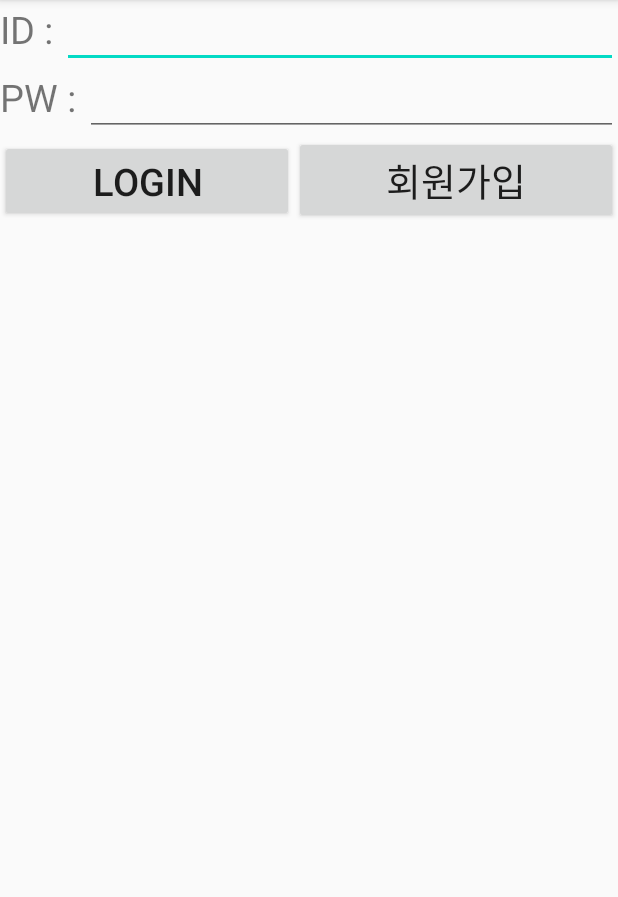
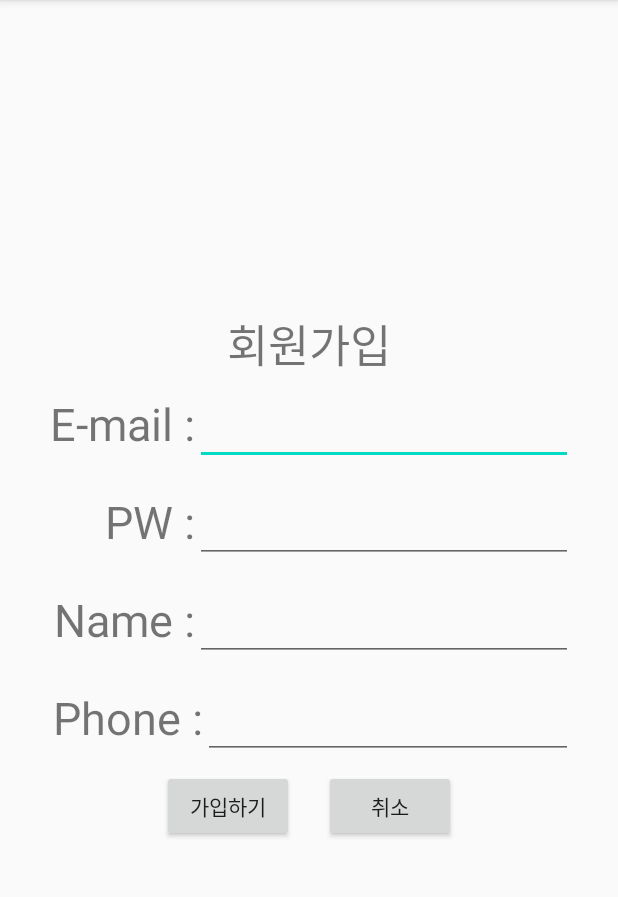
Before and after one commit to Jelcream/MakeStudyGroup, an Android app: the screen it shows after launch (MainActivity before the commit, RegisterActivity after it), after a tap on "회원가입", on a phone screen of 412 x 824 dp, the part 84-981 px from its top. Run offline under Robolectric (Android 15) with nearby library versions, the phone set to English and light mode, and no system bars; our stand-ins replace Firebase (no records; nobody signed in at launch, a user with empty details on screens opened directly).

Commit message:
login & register

```diff
--- a/app/src/main/AndroidManifest.xml
+++ b/app/src/main/AndroidManifest.xml
@@ -22,7 +22,7 @@
         </activity>
         <activity android:name=".MainService"/>
         <activity android:name=".BoardActivity"/>
-        <activity android:name=".WriteActivity"/>
+        <activity android:name=".RegisterActivity"/>
     </application>
 
 </manifest>
--- a/app/src/main/java/kr/ac/sunmoon/makestudygroup/BoardActivity.java
+++ b/app/src/main/java/kr/ac/sunmoon/makestudygroup/BoardActivity.java
@@ -27,7 +27,6 @@ public class BoardActivity extends AppCompatActivity {
     private ArrayList<Board> arrayList;
     private FirebaseDatabase database;
     private DatabaseReference databaseReference;
-    MyAdapter myAdapter;
     FloatingActionButton btnAdd, btnFind;
     //DatabaseReference databaseReference;
 
@@ -101,10 +100,10 @@ public class BoardActivity extends AppCompatActivity {
         btnAdd.setOnClickListener(new View.OnClickListener() {
             @Override
             public void onClick(View view) {
-                Intent intent = new Intent(getApplicationContext(), WriteActivity.class);
+                /*Intent intent = new Intent(getApplicationContext(), WriteActivity.class);
                 intent.putExtra("email", email);
                 intent.putExtra("pass", pass);
-                startActivity(intent);
+                startActivity(intent);*/
             }
         });
 
--- a/app/src/main/java/kr/ac/sunmoon/makestudygroup/MainActivity.java
+++ b/app/src/main/java/kr/ac/sunmoon/makestudygroup/MainActivity.java
@@ -63,7 +63,7 @@ public class MainActivity extends AppCompatActivity {
     }
 
     private void register() {
-
+        startActivity(new Intent(getApplicationContext(), RegisterActivity.class));
     }
 
     public void runLogin(){
--- /dev/null
+++ b/app/src/main/java/kr/ac/sunmoon/makestudygroup/RegisterActivity.java
@@ -0,0 +1,102 @@
+package kr.ac.sunmoon.makestudygroup;
+
+import android.content.Intent;
+import android.os.Bundle;
+import android.view.View;
+import android.widget.Button;
+import android.widget.EditText;
+import android.widget.Toast;
+
+import androidx.annotation.NonNull;
+import androidx.annotation.Nullable;
+import androidx.appcompat.app.AppCompatActivity;
+
+import com.google.android.gms.tasks.OnCompleteListener;
+import com.google.android.gms.tasks.Task;
+import com.google.firebase.auth.AuthResult;
+import com.google.firebase.auth.FirebaseAuth;
+import com.google.firebase.auth.FirebaseUser;
+import com.google.firebase.database.DatabaseReference;
+import com.google.firebase.database.FirebaseDatabase;
+
+import java.util.HashMap;
+
+public class RegisterActivity extends AppCompatActivity {
+    EditText editPasswd, editName, editPhone, editEmail;
+    Button btnRegister, btnCancel;
+    private FirebaseAuth firebaseAuth;
+
+    @Override
+    protected void onCreate(@Nullable Bundle savedInstanceState) {
+        super.onCreate(savedInstanceState);
+        setContentView(R.layout.activity_register);
+
+        firebaseAuth = FirebaseAuth.getInstance();
+
+        editPasswd = (EditText) findViewById(R.id.editPasswd);
+        editName = (EditText) findViewById(R.id.editName);
+        editPhone = (EditText) findViewById(R.id.editPhone);
+        editEmail = (EditText) findViewById(R.id.editEmail);
+
+        btnRegister = (Button) findViewById(R.id.btnRegister);
+        btnRegister.setOnClickListener(new View.OnClickListener() {
+            @Override
+            public void onClick(View view) {
+                register();
+            }
+        });
+
+        btnCancel = (Button) findViewById(R.id.btnCancel);
+        btnCancel.setOnClickListener(new View.OnClickListener() {
+            @Override
+            public void onClick(View view) {
+                finish();
+            }
+        });
+
+    }
+
+    public  void register(){
+        String passwd = editPasswd.getText().toString();
+        String email = editEmail.getText().toString();
+
+        if(passwd.equals("") || email.equals("")){
+            Toast.makeText(this, "모두 채워 주세요", Toast.LENGTH_SHORT).show();
+        }else{
+            final HashMap<Object, String> hashMap = new HashMap<>();
+            hashMap.put("passwd", passwd);
+            hashMap.put("email", email);
+
+            firebaseAuth = FirebaseAuth.getInstance();
+            firebaseAuth.createUserWithEmailAndPassword(email, passwd)
+                    .addOnCompleteListener(RegisterActivity.this, new OnCompleteListener<AuthResult>() {
+                @Override
+                public void onComplete(@NonNull Task<AuthResult> task) {
+                    if(task.isSuccessful()){
+                        FirebaseUser user = firebaseAuth.getCurrentUser();
+
+                        String emails = user.getEmail();
+                        String uid = user.getUid();
+                        String name = editName.getText().toString();
+                        String phone = editPhone.getText().toString();
+                        HashMap<Object,String> hashMap = new HashMap<>();
+
+                        hashMap.put("uid",uid);
+                        hashMap.put("email",emails);
+                        hashMap.put("name",name);
+                        hashMap.put("phone",phone);
+
+                        FirebaseDatabase database = FirebaseDatabase.getInstance();
+                        DatabaseReference reference = database.getReference("Users");
+                        reference.child(uid).setValue(hashMap);
+
+                        Toast.makeText(getApplicationContext(), "회원가입에 성공하셨습니다.", Toast.LENGTH_SHORT).show();
+                        finish();
+                    }else{
+                        Toast.makeText(getApplicationContext(), "회원가입에 실패하셨습니다.", Toast.LENGTH_SHORT).show();
+                    }
+                }
+            });
+        }
+    }
+}
--- a/app/src/main/res/layout/activity_main.xml
+++ b/app/src/main/res/layout/activity_main.xml
@@ -5,7 +5,13 @@
     android:layout_width="match_parent"
     android:layout_height="match_parent"
     tools:context=".MainActivity"
+    android:padding="50dp"
     android:orientation="vertical">
+
+    <ImageView
+        android:layout_width="wrap_content"
+        android:layout_height="300dp"
+        android:src="@drawable/logo"/>
 
     <LinearLayout
         android:layout_width="match_parent"
@@ -13,9 +19,9 @@
         android:orientation="horizontal">
 
         <TextView
-            android:layout_width="wrap_content"
+            android:layout_width="100dp"
             android:layout_height="wrap_content"
-            android:text="ID : "
+            android:text="@string/loginEmail"
             android:textSize="25dp"/>
         <EditText
             android:id="@+id/inputBox_id"
@@ -30,9 +36,10 @@
         android:orientation="horizontal">
 
         <TextView
-            android:layout_width="wrap_content"
+            android:layout_width="100dp"
             android:layout_height="wrap_content"
-            android:text="PW : "
+            android:text="@string/loginPassword"
+            android:gravity="center_horizontal"
             android:textSize="25dp"/>
         <EditText
             android:id="@+id/inputBox_pw"
@@ -45,22 +52,23 @@
     <LinearLayout
         android:layout_width="match_parent"
         android:layout_height="wrap_content"
-        android:orientation="horizontal">
+        android:orientation="horizontal"
+        android:layout_marginTop="30dp">
 
         <Button
             android:id="@+id/btnLogin"
             android:layout_width="wrap_content"
             android:layout_height="wrap_content"
             android:layout_weight="1"
-            android:textSize="25dp"
-            android:text="Login"/>
+            android:textSize="20dp"
+            android:text="@string/loginButton"/>
         <Button
             android:id="@+id/btnRegister"
             android:layout_width="wrap_content"
             android:layout_height="wrap_content"
             android:layout_weight="1"
-            android:textSize="25dp"
-            android:text="회원가입"/>
+            android:textSize="20dp"
+            android:text="@string/loginButton_register"/>
 
     </LinearLayout>
 </LinearLayout>
--- /dev/null
+++ b/app/src/main/res/layout/activity_register.xml
@@ -0,0 +1,108 @@
+<?xml version="1.0" encoding="utf-8"?>
+<LinearLayout
+    xmlns:android="http://schemas.android.com/apk/res/android"
+    android:layout_width="match_parent"
+    android:layout_height="match_parent"
+    android:padding="20dp"
+    android:gravity="center|center_vertical"
+    android:orientation="vertical">
+
+    <TextView
+        android:layout_width="match_parent"
+        android:layout_height="wrap_content"
+        android:gravity="center"
+        android:textSize="30dp"
+        android:text="@string/register_title"/>
+    <LinearLayout
+        android:layout_width="match_parent"
+        android:layout_height="wrap_content"
+        android:layout_margin="10dp"
+        android:orientation="horizontal">
+
+        <TextView
+            android:layout_width="100dp"
+            android:layout_height="wrap_content"
+            android:gravity="right"
+            android:text="@string/register_eamil"
+            android:textSize="30sp"/>
+        <EditText
+            android:id="@+id/editEmail"
+            android:layout_width="match_parent"
+            android:layout_height="wrap_content"/>
+
+    </LinearLayout>
+    <LinearLayout
+        android:layout_width="match_parent"
+        android:layout_height="wrap_content"
+        android:layout_margin="10dp"
+        android:orientation="horizontal">
+
+        <TextView
+            android:layout_width="100dp"
+            android:layout_height="wrap_content"
+            android:gravity="right"
+            android:text="@string/register_passwd"
+            android:textSize="30sp"/>
+        <EditText
+            android:id="@+id/editPasswd"
+            android:layout_width="match_parent"
+            android:layout_height="wrap_content"/>
+
+    </LinearLayout>
+    <LinearLayout
+        android:layout_width="match_parent"
+        android:layout_height="wrap_content"
+        android:layout_margin="10dp"
+        android:orientation="horizontal">
+
+        <TextView
+            android:layout_width="100dp"
+            android:layout_height="wrap_content"
+            android:gravity="right"
+            android:text="@string/register_name"
+            android:textSize="30sp"/>
+        <EditText
+            android:id="@+id/editName"
+            android:layout_width="match_parent"
+            android:layout_height="wrap_content"/>
+
+    </LinearLayout>
+    <LinearLayout
+        android:layout_width="match_parent"
+        android:layout_height="wrap_content"
+        android:layout_margin="10dp"
+        android:orientation="horizontal">
+
+        <TextView
+            android:layout_width="105dp"
+            android:layout_height="wrap_content"
+            android:gravity="right"
+            android:text="@string/register_phone"
+            android:textSize="30sp"/>
+        <EditText
+            android:id="@+id/editPhone"
+            android:layout_width="match_parent"
+            android:layout_height="wrap_content"/>
+
+    </LinearLayout>
+
+
+    <LinearLayout
+        android:layout_width="match_parent"
+        android:layout_height="wrap_content"
+        android:gravity="center_horizontal"
+        android:orientation="horizontal">
+
+        <Button
+            android:id="@+id/btnRegister"
+            android:layout_width="wrap_content"
+            android:layout_height="wrap_content"
+            android:layout_marginRight="20dp"
+            android:text="@string/registerButton"/>
+        <Button
+            android:id="@+id/btnCancel"
+            android:layout_width="wrap_content"
+            android:layout_height="wrap_content"
+            android:text="@string/registerCancelButton"/>
+    </LinearLayout>
+</LinearLayout>
--- a/app/src/main/res/values/strings.xml
+++ b/app/src/main/res/values/strings.xml
@@ -1,3 +1,14 @@
 <resources>
     <string name="app_name">MakeStudyGroup</string>
+    <string name="register_title">회원가입</string>
+    <string name="loginEmail">E-mail :</string>
+    <string name="loginPassword">PW :</string>
+    <string name="loginButton">로그인</string>
+    <string name="loginButton_register">회원가입</string>
+    <string name="register_eamil">E-mail :</string>
+    <string name="register_passwd">PW :</string>
+    <string name="register_phone">Phone :</string>
+    <string name="register_name">Name :</string>
+    <string name="registerButton">가입하기</string>
+    <string name="registerCancelButton">취소</string>
 </resources>
```
Also changed, not shown: app/src/main/java/kr/ac/sunmoon/makestudygroup/Model.java (deleted, +0 -31 lines), app/src/main/java/kr/ac/sunmoon/makestudygroup/MyAdapter.java (deleted, +0 -44 lines), app/src/main/java/kr/ac/sunmoon/makestudygroup/MyHolder.java (deleted, +0 -23 lines), app/src/main/java/kr/ac/sunmoon/makestudygroup/User.java (+28 -7 lines), app/src/main/java/kr/ac/sunmoon/makestudygroup/WriteActivity.java (deleted, +0 -76 lines), app/src/main/res/drawable/logo.png (added).
